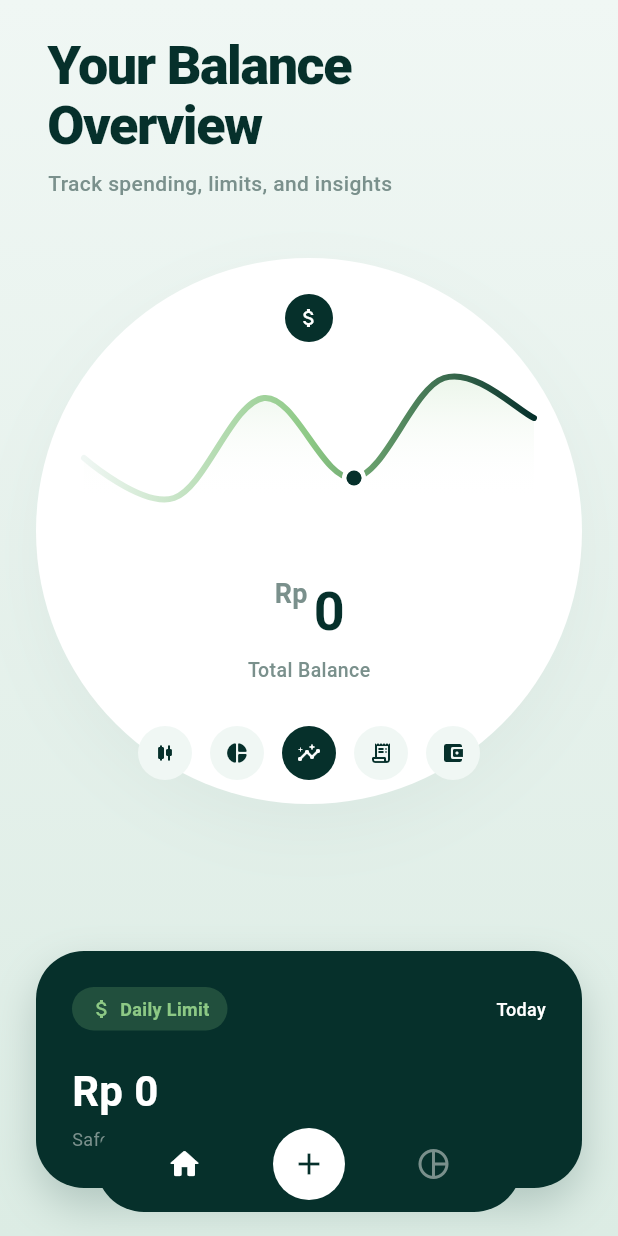
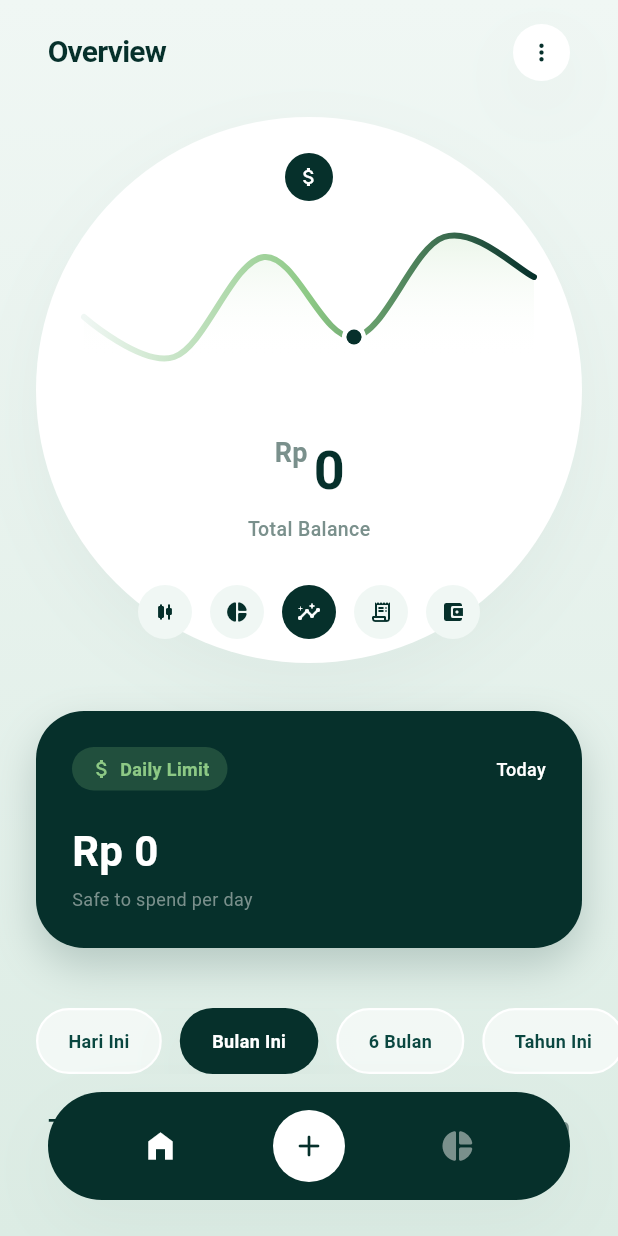
Before and after one commit to Rheza-FA/money_manager, a Flutter app: the screen it shows after launch, on a phone screen of 412 x 824 dp. Run offline on Flutter 3.47's test engine with Material 3 defaults, Android fonts, the phone set to English and light mode, and no system bars; drawn by our look-alikes of fl_chart; our stand-ins replace flutter_riverpod, isar; accounts and stored records are empty; generated files the repository leaves out were written again; Roboto replaces fonts that are missing (Montserrat).

Commit message:
refactor: migrate to sliver-based unified dashboard and remove redundant screens

```diff
--- a/lib/main.dart
+++ b/lib/main.dart
@@ -4,7 +4,7 @@ import 'package:isar/isar.dart';
 import 'package:path_provider/path_provider.dart';
 import 'models/expense.dart';
 import 'models/monthly_balance.dart';
-import 'providers/database_provider.dart'; // Baris yang tertinggal tadi
+import 'providers/database_provider.dart';
 import 'screens/dashboard_screen.dart';
 
 void main() async {
@@ -33,12 +33,12 @@ class MoneyManagerApp extends StatelessWidget {
   Widget build(BuildContext context) {
     return MaterialApp(
       title: 'Money Manager',
-      debugShowCheckedModeBanner: false, // Matikan pita debug merah
+      debugShowCheckedModeBanner: false,
       theme: ThemeData(
-        fontFamily: 'Montserrat', // Sangat disarankan pakai font sans-serif modern
+        fontFamily: 'Montserrat',
         useMaterial3: true,
       ),
-      home: const DashboardScreen(), // Arahkan ke sini
+      home: const DashboardScreen(),
     );
   }
 }
--- a/lib/screens/dashboard_screen.dart
+++ b/lib/screens/dashboard_screen.dart
@@ -1,23 +1,33 @@
 import 'package:flutter/material.dart';
 import 'package:flutter_riverpod/flutter_riverpod.dart';
+import 'package:intl/intl.dart';
 import '../theme/app_colors.dart';
 import '../widgets/balance_overview_circle.dart';
 import '../widgets/daily_limit_card.dart';
+import '../widgets/transaction_card.dart';
 import '../providers/database_provider.dart';
 import '../providers/calculator_provider.dart';
+import '../providers/history_provider.dart';
 
 class DashboardScreen extends ConsumerWidget {
   const DashboardScreen({super.key});
 
   @override
   Widget build(BuildContext context, WidgetRef ref) {
-    // Membaca state dari Riverpod
     final balanceAsync = ref.watch(currentMonthBalanceProvider);
     final maxDailySpending = ref.watch(maxDailySpendingProvider);
 
+    final activeFilter = ref.watch(timeFilterProvider);
+    final filteredExpenses = ref.watch(filteredExpensesProvider);
+    final totalExpense = ref.watch(filteredTotalExpenseProvider);
+
+    final formatCurrency = NumberFormat.currency(locale: 'id_ID', symbol: 'Rp ', decimalDigits: 0);
+
     return Scaffold(
-      body: Container(
-        width: double.infinity,
+      backgroundColor: AppColors.backgroundTop,
+      body: Stack(
+        children: [
+          Container(
             decoration: const BoxDecoration(
               gradient: LinearGradient(
                 begin: Alignment.topCenter,
@@ -25,92 +35,210 @@ class DashboardScreen extends ConsumerWidget {
                 colors: AppColors.bgGradient,
               ),
             ),
-        child: SafeArea(
-          child: Column(
-            crossAxisAlignment: CrossAxisAlignment.start,
+          ),
+
+          SafeArea(
+            bottom: false,
+            child: CustomScrollView(
+              physics: const BouncingScrollPhysics(),
+              slivers: [
+                // 1. Minimalist Top Bar
+                SliverToBoxAdapter(
+                  child: Padding(
+                    padding: const EdgeInsets.fromLTRB(32, 16, 32, 24),
+                    child: Row(
+                      mainAxisAlignment: MainAxisAlignment.spaceBetween,
                       children: [
-              const SizedBox(height: 24),
-              // Header Typography
-              const Padding(
-                padding: EdgeInsets.symmetric(horizontal: 32),
-                child: Column(
-                  crossAxisAlignment: CrossAxisAlignment.start,
-                  children: [
-                    Text(
-                      "Your Balance\nOverview",
+                        const Text(
+                          "Overview",
                           style: TextStyle(
-                        fontSize: 36,
-                        fontWeight: FontWeight.w800,
+                            fontSize: 20,
+                            fontWeight: FontWeight.w700,
                             color: AppColors.primaryDark,
-                        height: 1.1,
-                        letterSpacing: -1,
+                            letterSpacing: -0.5,
                           ),
                         ),
-                    SizedBox(height: 8),
+                        Container(
+                          padding: const EdgeInsets.all(10),
+                          decoration: BoxDecoration(
+                            color: AppColors.white,
+                            shape: BoxShape.circle,
+                            boxShadow: AppColors.softShadow,
+                          ),
+                          child: const Icon(Icons.more_vert, color: AppColors.primaryDark, size: 18),
+                        )
+                      ],
+                    ),
+                  ),
+                ),
+
+                // 2. Main Balance Circle
+                SliverToBoxAdapter(
+                  child: balanceAsync.when(
+                    data: (balanceData) => BalanceOverviewCircle(
+                      balance: balanceData?.balance ?? 0.0,
+                    ),
+                    loading: () => const SizedBox(
+                      height: 300,
+                      child: Center(child: CircularProgressIndicator(color: AppColors.primaryDark)),
+                    ),
+                    error: (e, st) => SizedBox(
+                      height: 300,
+                      child: Center(child: Text("Error: $e", style: const TextStyle(color: AppColors.primaryDark))),
+                    ),
+                  ),
+                ),
+
+                const SliverToBoxAdapter(child: SizedBox(height: 32)),
+
+                // 3. Daily Limit Card
+                SliverToBoxAdapter(
+                  child: DailyLimitCard(maxDaily: maxDailySpending),
+                ),
+
+                const SliverToBoxAdapter(child: SizedBox(height: 40)),
+
+                // 4. Integrated Filter Chips
+                SliverToBoxAdapter(
+                  child: SingleChildScrollView(
+                    scrollDirection: Axis.horizontal,
+                    padding: const EdgeInsets.symmetric(horizontal: 24),
+                    physics: const BouncingScrollPhysics(),
+                    child: Row(
+                      children: [
+                        _buildFilterChip(context, ref, "Hari Ini", TimeFilter.daily, activeFilter),
+                        _buildFilterChip(context, ref, "Bulan Ini", TimeFilter.monthly, activeFilter),
+                        _buildFilterChip(context, ref, "6 Bulan", TimeFilter.sixMonths, activeFilter),
+                        _buildFilterChip(context, ref, "Tahun Ini", TimeFilter.yearly, activeFilter),
+                      ],
+                    ),
+                  ),
+                ),
+
+                const SliverToBoxAdapter(child: SizedBox(height: 24)),
+
+                // 5. Section Header & Dynamic Total
+                SliverToBoxAdapter(
+                  child: Padding(
+                    padding: const EdgeInsets.symmetric(horizontal: 32),
+                    child: Row(
+                      mainAxisAlignment: MainAxisAlignment.spaceBetween,
+                      crossAxisAlignment: CrossAxisAlignment.end,
+                      children: [
+                        const Text(
+                          "Transactions",
+                          style: TextStyle(fontSize: 16, fontWeight: FontWeight.w700, color: AppColors.primaryDark),
+                        ),
                         Text(
-                      "Track spending, limits, and insights",
-                      style: TextStyle(
-                        fontSize: 14,
-                        color: AppColors.greyText,
-                        fontWeight: FontWeight.w500,
-                      ),
+                          "- ${formatCurrency.format(totalExpense)}",
+                          style: const TextStyle(fontSize: 14, fontWeight: FontWeight.w600, color: AppColors.greyText),
                         ),
                       ],
                     ),
                   ),
-              const SizedBox(height: 40),
-
-              // Tengah: Sirkuler Saldo
-              balanceAsync.when(
-                data: (balanceData) => BalanceOverviewCircle(
-                  balance: balanceData?.balance ?? 0.0,
-                ),
-                loading: () => const Center(child: CircularProgressIndicator(color: AppColors.primaryDark)),
-                error: (e, st) => Center(child: Text("Error: $e")),
                 ),
 
-              const Spacer(), // Mendorong kartu hijau ke bawah
+                const SliverToBoxAdapter(child: SizedBox(height: 16)),
 
-              // Bawah: Kartu Max Spending
-              DailyLimitCard(maxDaily: maxDailySpending),
+                // 6. Fluid Transaction List (No nested scroll constraints)
+                if (filteredExpenses.isEmpty)
+                  const SliverToBoxAdapter(
+                    child: Padding(
+                      padding: EdgeInsets.only(top: 40),
+                      child: Center(
+                        child: Text(
+                          "No transactions found.",
+                          style: TextStyle(color: AppColors.greyText, fontWeight: FontWeight.w500),
+                        ),
+                      ),
+                    ),
+                  )
+                else
+                  SliverPadding(
+                    padding: const EdgeInsets.symmetric(horizontal: 24),
+                    sliver: SliverList(
+                      delegate: SliverChildBuilderDelegate(
+                        (context, index) => TransactionCard(expense: filteredExpenses[index]),
+                        childCount: filteredExpenses.length,
+                      ),
+                    ),
+                  ),
 
-              const SizedBox(height: 32),
+                // Spacer to avoid bottom nav bar collision
+                const SliverToBoxAdapter(child: SizedBox(height: 120)),
               ],
             ),
           ),
-      ),
-      // Floating Action Button meniru kapsul nav bawah
-      floatingActionButtonLocation: FloatingActionButtonLocation.centerFloat,
-      floatingActionButton: Container(
-        height: 64,
-        margin: const EdgeInsets.symmetric(horizontal: 64),
+
+          // 7. Floating Bottom Navigation Bar
+          Align(
+            alignment: Alignment.bottomCenter,
+            child: Container(
+              height: 72,
+              margin: const EdgeInsets.only(bottom: 24, left: 32, right: 32),
               decoration: BoxDecoration(
                 color: AppColors.primaryDark,
-          borderRadius: BorderRadius.circular(32),
+                borderRadius: BorderRadius.circular(40),
+                boxShadow: AppColors.softShadow,
               ),
               child: Row(
                 mainAxisAlignment: MainAxisAlignment.spaceEvenly,
                 children: [
                   IconButton(
-              icon: const Icon(Icons.home_rounded, color: AppColors.white),
+                    icon: const Icon(Icons.home_filled, color: AppColors.white),
                     onPressed: () {},
                   ),
                   Container(
-              decoration: const BoxDecoration(color: AppColors.white, shape: BoxShape.circle),
+                    width: 48,
+                    height: 48,
+                    decoration: const BoxDecoration(
+                      color: AppColors.white,
+                      shape: BoxShape.circle,
+                    ),
                     child: IconButton(
-                icon: const Icon(Icons.add, color: AppColors.primaryDark),
-                onPressed: () {
-                  // TODO: Navigasi ke Halaman Input Pengeluaran
-                },
+                      icon: const Icon(Icons.add_rounded, color: AppColors.primaryDark),
+                      onPressed: () {},
                     ),
                   ),
                   IconButton(
-              icon: const Icon(Icons.pie_chart_outline, color: AppColors.greyText),
+                    icon: const Icon(Icons.pie_chart_rounded, color: AppColors.greyText),
                     onPressed: () {},
                   ),
                 ],
               ),
             ),
+          ),
+        ],
+      ),
+    );
+  }
+
+  Widget _buildFilterChip(BuildContext context, WidgetRef ref, String label, TimeFilter filter, TimeFilter activeFilter) {
+    final isActive = filter == activeFilter;
+    return GestureDetector(
+      onTap: () => ref.read(timeFilterProvider.notifier).setFilter(filter),
+      child: AnimatedContainer(
+        duration: const Duration(milliseconds: 250),
+        margin: const EdgeInsets.only(right: 12),
+        padding: const EdgeInsets.symmetric(horizontal: 20, vertical: 12),
+        decoration: BoxDecoration(
+          color: isActive ? AppColors.primaryDark : AppColors.white.withOpacity(0.6),
+          borderRadius: BorderRadius.circular(24),
+          border: Border.all(
+            color: isActive ? Colors.transparent : AppColors.white,
+            width: 1.5,
+          ),
+          boxShadow: isActive ? AppColors.softShadow : null,
+        ),
+        child: Text(
+          label,
+          style: TextStyle(
+            fontSize: 12,
+            fontWeight: isActive ? FontWeight.w700 : FontWeight.w600,
+            color: isActive ? AppColors.white : AppColors.primaryLight,
+          ),
+        ),
+      ),
     );
   }
 }
```
Lines whose indentation alone changed are shown as unchanged.
